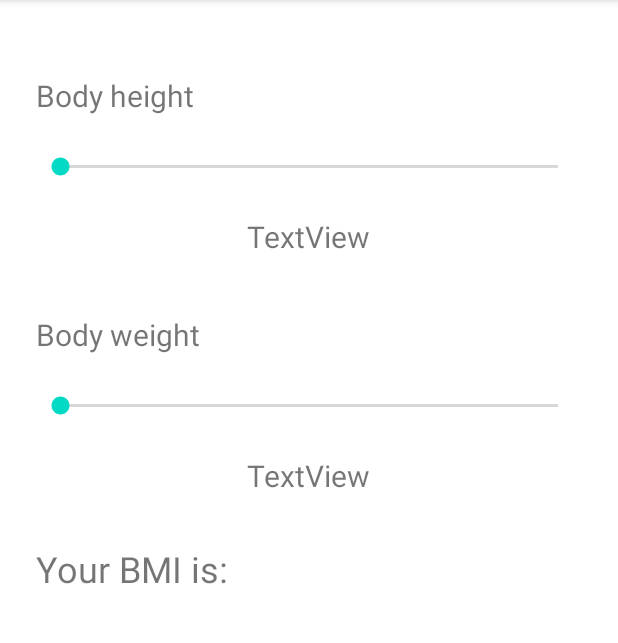
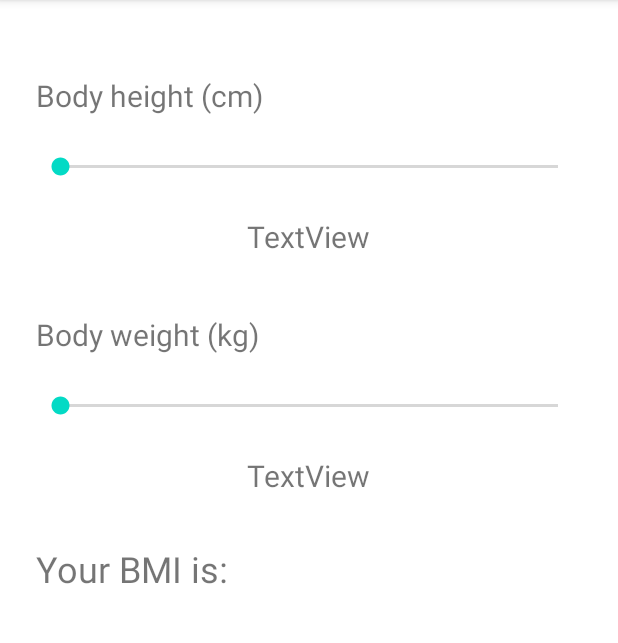
Before and after one commit to mizech/bmi-calculator, an Android app: the screen it shows after launch (MainActivity), on a phone screen of 412 x 824 dp, the part 84-727 px from its top. Run offline under Robolectric (Android 15) with nearby library versions, the phone set to English and light mode, and no system bars; 6 statements that could not run were skipped.

```diff
--- a/app/src/main/res/values/strings.xml
+++ b/app/src/main/res/values/strings.xml
@@ -1,7 +1,7 @@
 <resources>
     <string name="app_name">BMI Calculator</string>
-    <string name="text_height">Body height</string>
-    <string name="text_weight">Body weight</string>
+    <string name="text_height">Body height (cm)</string>
+    <string name="text_weight">Body weight (kg)</string>
     <string name="text_bmi">Your BMI is:</string>
     <string name="text_underweight">Underweight</string>
     <string name="text_normal_weight">Normal weight</string>
```
Also changed, not shown: 1 other file.
